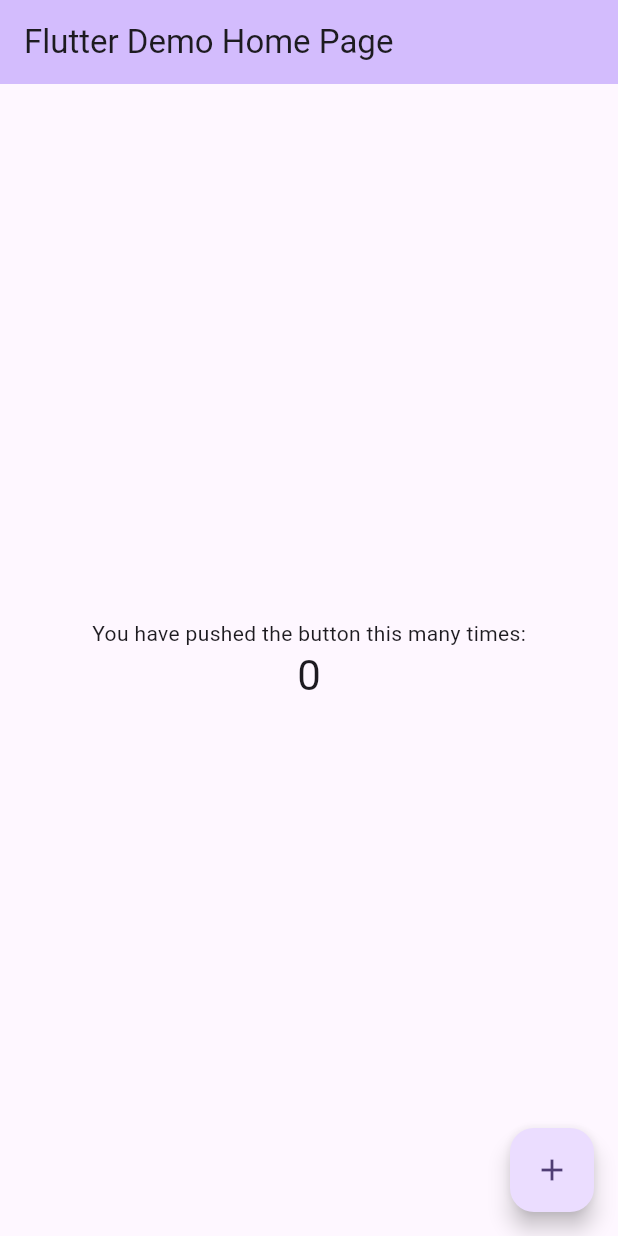
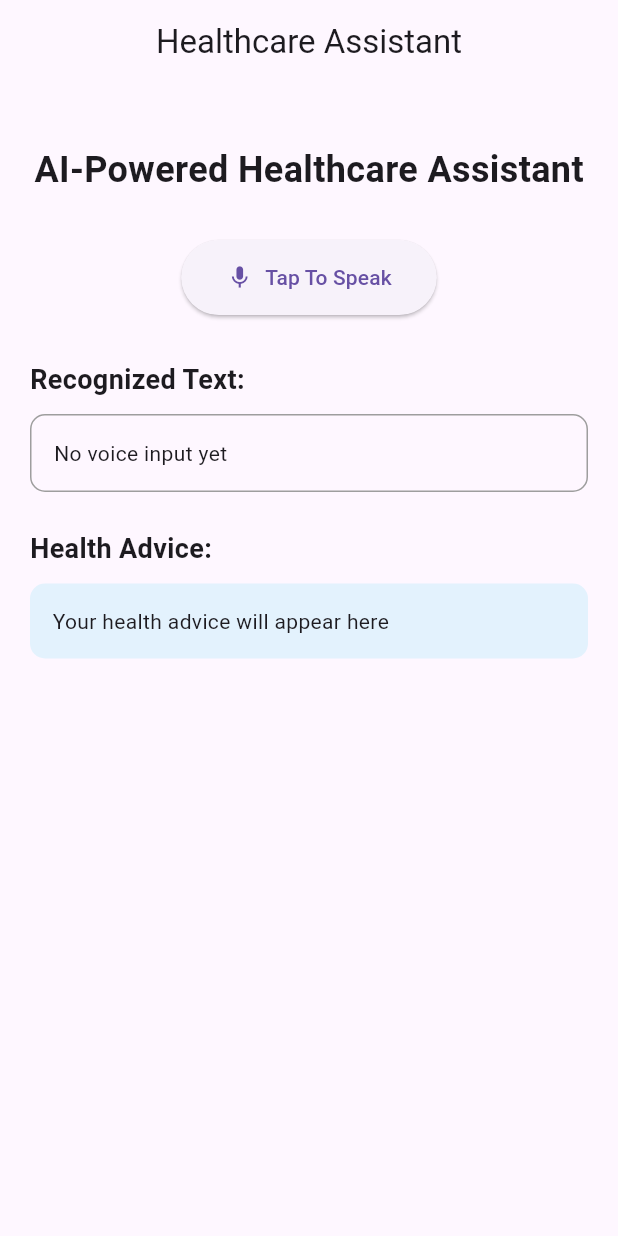
Before and after one commit to TONNY-TED/SE2026-24311351014-voice-health-advisor, a Flutter app: the screen it shows after launch, on a phone screen of 412 x 824 dp. Run offline on Flutter 3.47's test engine with Material 3 defaults, Android fonts, the phone set to English and light mode, and no system bars.

Commit message:
commented code

```diff
--- a/lib/main.dart
+++ b/lib/main.dart
@@ -1,122 +1,178 @@
+// Import Flutter Material Design package
 import 'package:flutter/material.dart';
 
+// Entry point of the application
 void main() {
-  runApp(const MyApp());
+  runApp(const HealthcareAssistantApp());
 }
 
-class MyApp extends StatelessWidget {
-  const MyApp({super.key});
+// Main application widget
+class HealthcareAssistantApp extends StatelessWidget {
+  const HealthcareAssistantApp({super.key});
 
-  // This widget is the root of your application.
   @override
   Widget build(BuildContext context) {
     return MaterialApp(
-      title: 'Flutter Demo',
+      // Removes debug banner from top-right corner
+      debugShowCheckedModeBanner: false,
+
+      // Application title
+      title: 'Healthcare Assistant',
+
+      // Application theme
       theme: ThemeData(
-        // This is the theme of your application.
-        //
-        // TRY THIS: Try running your application with "flutter run". You'll see
-        // the application has a purple toolbar. Then, without quitting the app,
-        // try changing the seedColor in the colorScheme below to Colors.green
-        // and then invoke "hot reload" (save your changes or press the "hot
-        // reload" button in a Flutter-supported IDE, or press "r" if you used
-        // the command line to start the app).
-        //
-        // Notice that the counter didn't reset back to zero; the application
-        // state is not lost during the reload. To reset the state, use hot
-        // restart instead.
-        //
-        // This works for code too, not just values: Most code changes can be
-        // tested with just a hot reload.
-        colorScheme: .fromSeed(seedColor: Colors.deepPurple),
+        primarySwatch: Colors.blue,
       ),
-      home: const MyHomePage(title: 'Flutter Demo Home Page'),
+
+      // First screen displayed when app starts
+      home: const HomeScreen(),
     );
   }
 }
 
-class MyHomePage extends StatefulWidget {
-  const MyHomePage({super.key, required this.title});
-
-  // This widget is the home page of your application. It is stateful, meaning
-  // that it has a State object (defined below) that contains fields that affect
-  // how it looks.
-
-  // This class is the configuration for the state. It holds the values (in this
-  // case the title) provided by the parent (in this case the App widget) and
-  // used by the build method of the State. Fields in a Widget subclass are
-  // always marked "final".
-
-  final String title;
+// Home screen widget
+class HomeScreen extends StatefulWidget {
+  const HomeScreen({super.key});
 
   @override
-  State<MyHomePage> createState() => _MyHomePageState();
+  State<HomeScreen> createState() => _HomeScreenState();
 }
 
-class _MyHomePageState extends State<MyHomePage> {
-  int _counter = 0;
+// State class for HomeScreen
+class _HomeScreenState extends State<HomeScreen> {
 
-  void _incrementCounter() {
-    setState(() {
-      // This call to setState tells the Flutter framework that something has
-      // changed in this State, which causes it to rerun the build method below
-      // so that the display can reflect the updated values. If we changed
-      // _counter without calling setState(), then the build method would not be
-      // called again, and so nothing would appear to happen.
-      _counter++;
-    });
-  }
+  // Stores text recognized from voice input
+  String recognizedText = "No voice input yet";
+
+  // Stores healthcare advice to display
+  String healthAdvice = "Your health advice will appear here";
 
   @override
   Widget build(BuildContext context) {
-    // This method is rerun every time setState is called, for instance as done
-    // by the _incrementCounter method above.
-    //
-    // The Flutter framework has been optimized to make rerunning build methods
-    // fast, so that you can just rebuild anything that needs updating rather
-    // than having to individually change instances of widgets.
     return Scaffold(
+
+      // Top navigation bar
       appBar: AppBar(
-        // TRY THIS: Try changing the color here to a specific color (to
-        // Colors.amber, perhaps?) and trigger a hot reload to see the AppBar
-        // change color while the other colors stay the same.
-        backgroundColor: Theme.of(context).colorScheme.inversePrimary,
-        // Here we take the value from the MyHomePage object that was created by
-        // the App.build method, and use it to set our appbar title.
-        title: Text(widget.title),
+        title: const Text("Healthcare Assistant"),
+        centerTitle: true,
       ),
-      body: Center(
-        // Center is a layout widget. It takes a single child and positions it
-        // in the middle of the parent.
+
+      // Main screen content
+      body: Padding(
+        padding: const EdgeInsets.all(20.0),
+
         child: Column(
-          // Column is also a layout widget. It takes a list of children and
-          // arranges them vertically. By default, it sizes itself to fit its
-          // children horizontally, and tries to be as tall as its parent.
-          //
-          // Column has various properties to control how it sizes itself and
-          // how it positions its children. Here we use mainAxisAlignment to
-          // center the children vertically; the main axis here is the vertical
-          // axis because Columns are vertical (the cross axis would be
-          // horizontal).
-          //
-          // TRY THIS: Invoke "debug painting" (choose the "Toggle Debug Paint"
-          // action in the IDE, or press "p" in the console), to see the
-          // wireframe for each widget.
-          mainAxisAlignment: .center,
           children: [
-            const Text('You have pushed the button this many times:'),
-            Text(
-              '$_counter',
-              style: Theme.of(context).textTheme.headlineMedium,
+
+            // Space from top
+            const SizedBox(height: 20),
+
+            // Application heading
+            const Text(
+              "AI-Powered Healthcare Assistant",
+              style: TextStyle(
+                fontSize: 24,
+                fontWeight: FontWeight.bold,
+              ),
+            ),
+
+            // Space below title
+            const SizedBox(height: 30),
+
+            // Voice input button
+            ElevatedButton.icon(
+
+              // Button click event
+              onPressed: () {
+
+                // Update screen content
+                setState(() {
+
+                  // Simulated speech recognition result
+                  recognizedText =
+                      "How can I improve my sleep?";
+
+                  // Simulated AI healthcare recommendation
+                  healthAdvice =
+                      "Maintain a regular sleep schedule and avoid caffeine before bedtime.";
+                });
+              },
+
+              // Microphone icon
+              icon: const Icon(Icons.mic),
+
+              // Button label
+              label: const Text("Tap To Speak"),
+
+              style: ElevatedButton.styleFrom(
+                padding: const EdgeInsets.symmetric(
+                  horizontal: 30,
+                  vertical: 15,
+                ),
+              ),
+            ),
+
+            // Space below button
+            const SizedBox(height: 30),
+
+            // Section title
+            Align(
+              alignment: Alignment.centerLeft,
+              child: Text(
+                "Recognized Text:",
+                style: TextStyle(
+                  fontSize: 18,
+                  fontWeight: FontWeight.bold,
+                ),
+              ),
+            ),
+
+            const SizedBox(height: 10),
+
+            // Container displaying recognized speech
+            Container(
+              width: double.infinity,
+              padding: const EdgeInsets.all(15),
+
+              decoration: BoxDecoration(
+                border: Border.all(color: Colors.grey),
+                borderRadius: BorderRadius.circular(10),
+              ),
+
+              child: Text(recognizedText),
+            ),
+
+            const SizedBox(height: 25),
+
+            // Health advice heading
+            Align(
+              alignment: Alignment.centerLeft,
+              child: Text(
+                "Health Advice:",
+                style: TextStyle(
+                  fontSize: 18,
+                  fontWeight: FontWeight.bold,
+                ),
+              ),
+            ),
+
+            const SizedBox(height: 10),
+
+            // Container displaying healthcare recommendation
+            Container(
+              width: double.infinity,
+              padding: const EdgeInsets.all(15),
+
+              decoration: BoxDecoration(
+                color: Colors.blue.shade50,
+                borderRadius: BorderRadius.circular(10),
+              ),
+
+              child: Text(healthAdvice),
             ),
           ],
         ),
       ),
-      floatingActionButton: FloatingActionButton(
-        onPressed: _incrementCounter,
-        tooltip: 'Increment',
-        child: const Icon(Icons.add),
-      ),
     );
   }
 }
```
